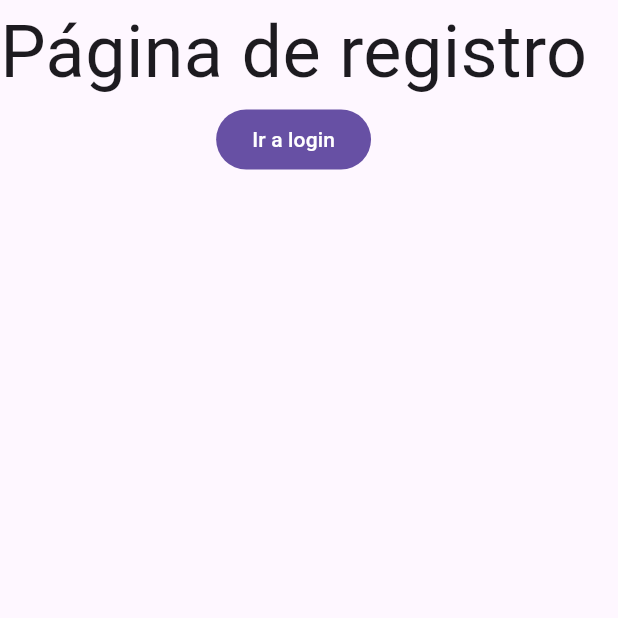
After one commit to ing-fabiansuarez/app-especializacion-desarrollo-multiplataforma, a Flutter app: the screen it shows after launch, after a tap on "Registrate acá", on a phone screen of 412 x 824 dp, the top half of it. The commit adds this screen. Run offline on Flutter 3.47's test engine with Material 3 defaults, Android fonts, the phone set to English and light mode, and no system bars; our stand-ins replace go_router; network calls fail.

Commit message:
Se realizo la navegacion correspondiente a ir a registro y regresar

```diff
--- a/lib/app/login/presentation/pages/login_page.dart
+++ b/lib/app/login/presentation/pages/login_page.dart
@@ -1,4 +1,5 @@
 import 'package:flutter/material.dart';
+import 'package:go_router/go_router.dart';
 
 class LoginPage extends StatelessWidget {
   const LoginPage({super.key});
@@ -28,11 +29,14 @@ class FooterLoginWidget extends StatelessWidget {
             children: [
               Text("Aún no tiene cuenta"),
               SizedBox(width: 32),
-              Text(
-                "Registrate acá",
-                style: TextStyle(
-                  color: Colors.purple,
-                  decoration: TextDecoration.underline,
+              GestureDetector(
+                onTap: () => {GoRouter.of(context).pushNamed("sign-up")},
+                child: Text(
+                  "Registrate acá",
+                  style: TextStyle(
+                    color: Colors.purple,
+                    decoration: TextDecoration.underline,
+                  ),
                 ),
               ),
             ],
--- a/lib/app/main_app.dart
+++ b/lib/app/main_app.dart
@@ -1,11 +1,23 @@
 import 'package:flutter/material.dart';
+import 'package:go_router/go_router.dart';
 import 'package:storeapp/app/login/presentation/pages/login_page.dart';
+import 'package:storeapp/app/signup/presentation/pages/signup_page.dart';
 
 class MainApp extends StatelessWidget {
   const MainApp({super.key});
 
   @override
   Widget build(BuildContext context) {
-    return const MaterialApp(home: LoginPage());
+    final router = GoRouter(
+      routes: [
+        GoRoute(path: "/", builder: (_, _) => LoginPage(), name: "login"),
+        GoRoute(
+          path: "/sign-up",
+          builder: (_, _) => SignUpPage(),
+          name: "sign-up",
+        ),
+      ],
+    );
+    return MaterialApp.router(routerConfig: router);
   }
 }
--- /dev/null
+++ b/lib/app/signup/presentation/pages/signup_page.dart
@@ -0,0 +1,22 @@
+import 'package:flutter/material.dart';
+import 'package:go_router/go_router.dart';
+
+class SignUpPage extends StatelessWidget {
+  const SignUpPage({super.key});
+
+  @override
+  Widget build(BuildContext context) {
+    return Scaffold(
+      body: Column(
+        crossAxisAlignment: CrossAxisAlignment.center,
+        children: [
+          Text("Página de registro", style: TextStyle(fontSize: 48.0)),
+          FilledButton(
+            onPressed: () => {GoRouter.of(context).pop()},
+            child: Text("Ir a login"),
+          ),
+        ],
+      ),
+    );
+  }
+}
--- a/pubspec.yaml
+++ b/pubspec.yaml
@@ -9,6 +9,7 @@ environment:
 dependencies:
   flutter:
     sdk: flutter
+  go_router: ^14.8.0
 
 dev_dependencies:
   flutter_test:
```
Also changed, not shown: pubspec.lock.
